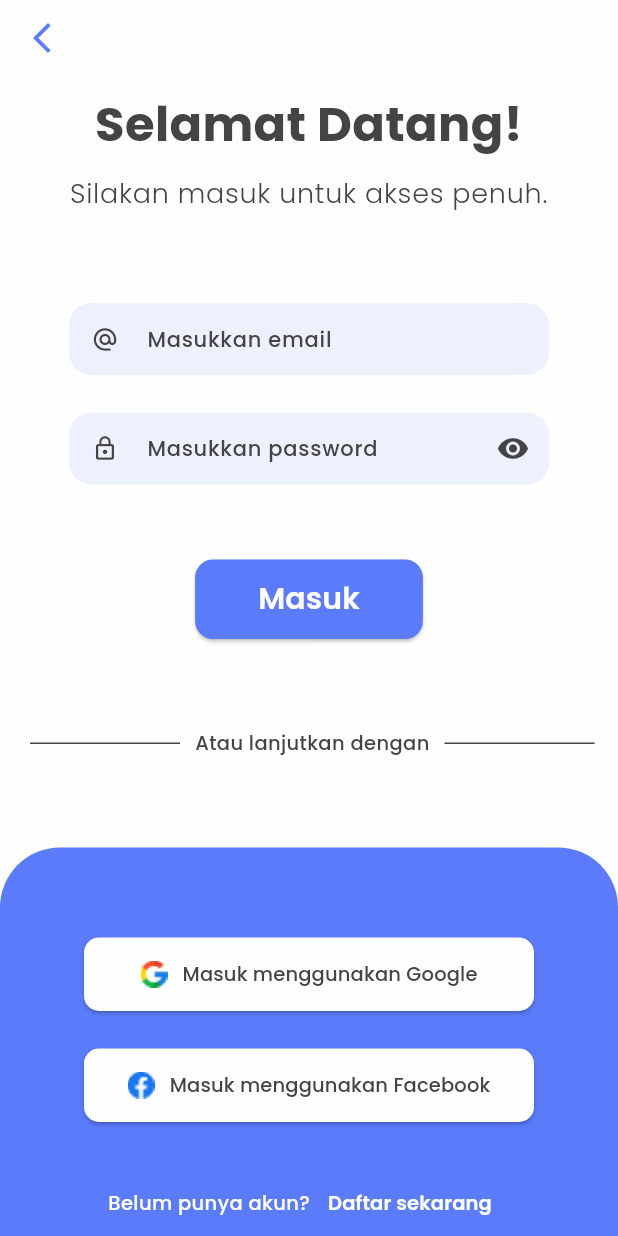
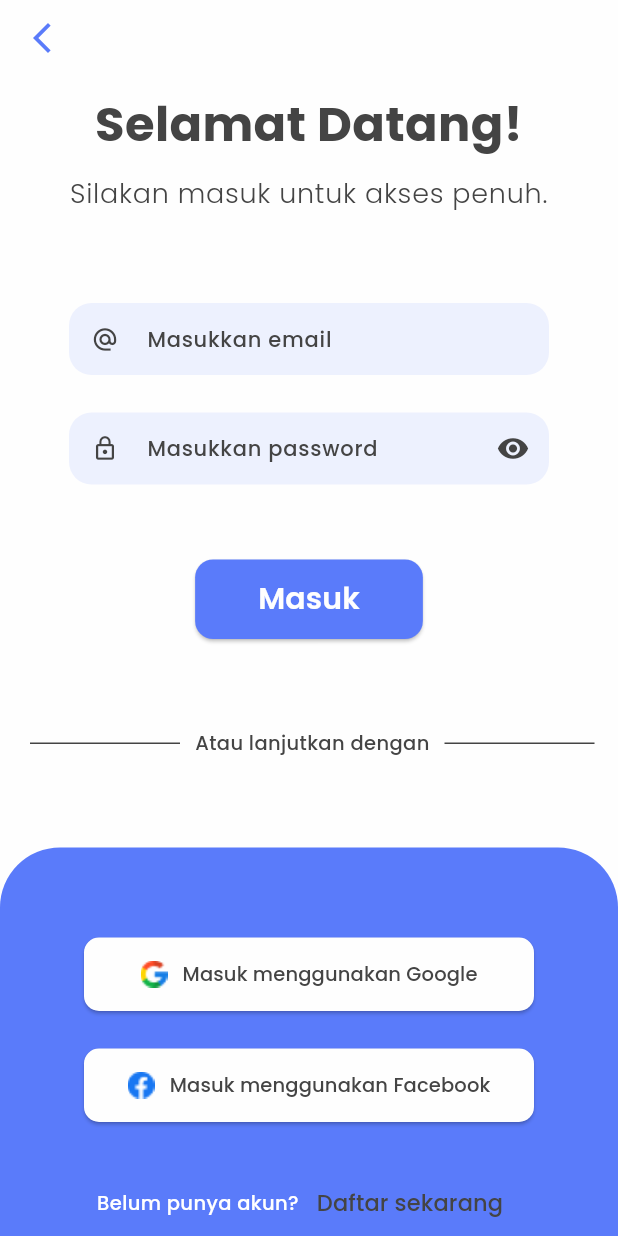
Before and after one commit to SeptianProject/Perpus-Ku-Application, a Flutter app: the screen it shows after launch, item 3 of the bottom bar chosen, after a tap on "Log Out", on a phone screen of 412 x 824 dp. Run offline on Flutter 3.47's test engine with Material 3 defaults, Android fonts, the light colour scheme and no system bars; our stand-ins replace cloud_firestore, firebase_auth, firebase_core, flutter_animate, google_fonts, google_nav_bar and 2 more; accounts and stored records are empty.

Commit message:
Update widget text

```diff
--- a/lib/views/home/home_view.dart
+++ b/lib/views/home/home_view.dart
@@ -33,49 +33,7 @@ class _HomePageState extends State<HomePage> {
               color: const Color(0xff5A7BFA),
               child: Column(
                 children: [
-                  SizedBox(
-                    height: 120,
-                    child: Padding(
-                      padding: const EdgeInsets.symmetric(horizontal: 30),
-                      child: Row(
-                        mainAxisAlignment: MainAxisAlignment.spaceBetween,
-                        children: [
-                          const Icon(CupertinoIcons.person_crop_circle_fill,
-                              color: Colors.white, size: 50),
-                          const SizedBox(width: 10),
-                          const Column(
-                            crossAxisAlignment: CrossAxisAlignment.start,
-                            mainAxisAlignment: MainAxisAlignment.center,
-                            children: [
-                              Text(
-                                'Septian Asropik',
-                                style: TextStyle(
-                                    color: Colors.white,
-                                    fontWeight: FontWeight.w600),
-                              ),
-                              Text(
-                                'Siswa',
-                                style: TextStyle(
-                                    color: Colors.white,
-                                    fontWeight: FontWeight.w600),
-                              )
-                            ],
-                          ),
-                          const Spacer(),
-                          IconButton(
-                              onPressed: () {
-                                Navigator.push(
-                                    context,
-                                    MaterialPageRoute(
-                                        builder: (context) =>
-                                            const HistoryPageScreen()));
-                              },
-                              icon: const Icon(Icons.history,
-                                  size: 30, color: Colors.white))
-                        ],
-                      ),
-                    ),
-                  ),
+                  const HomeProfile(),
                   const SizedBox(height: 40),
                   SizedBox(
                     child: Expanded(
@@ -453,3 +411,52 @@ class _HomePageState extends State<HomePage> {
                     builder: (context) => const SettingProfilePage()))));
   }
 }
+
+class HomeProfile extends StatelessWidget {
+  const HomeProfile({
+    super.key,
+  });
+
+  @override
+  Widget build(BuildContext context) {
+    return SizedBox(
+      height: 120,
+      child: Padding(
+        padding: const EdgeInsets.symmetric(horizontal: 30),
+        child: Row(
+          mainAxisAlignment: MainAxisAlignment.spaceBetween,
+          children: [
+            const Icon(CupertinoIcons.person_crop_circle_fill,
+                color: Colors.white, size: 50),
+            const SizedBox(width: 10),
+            const Column(
+              crossAxisAlignment: CrossAxisAlignment.start,
+              mainAxisAlignment: MainAxisAlignment.center,
+              children: [
+                Text(
+                  'Septian Asropik',
+                  style: TextStyle(
+                      color: Colors.white, fontWeight: FontWeight.w600),
+                ),
+                Text(
+                  'Siswa',
+                  style: TextStyle(
+                      color: Colors.white, fontWeight: FontWeight.w600),
+                )
+              ],
+            ),
+            const Spacer(),
+            IconButton(
+                onPressed: () {
+                  Navigator.push(
+                      context,
+                      MaterialPageRoute(
+                          builder: (context) => const HistoryPageScreen()));
+                },
+                icon: const Icon(Icons.history, size: 30, color: Colors.white))
+          ],
+        ),
+      ),
+    );
+  }
+}
--- a/lib/widgets/component/blue_container.dart
+++ b/lib/widgets/component/blue_container.dart
@@ -1,5 +1,5 @@
 import 'package:flutter/material.dart';
-import 'package:perpus_digital/widgets/text/text_link.dart';
+import 'package:perpus_digital/widgets/text/text_medium.dart';
 import 'package:perpus_digital/widgets/text/text_small.dart';
 
 class RBlueContainer extends StatefulWidget {
@@ -94,7 +94,7 @@ class _BlueContainerState extends State<RBlueContainer> {
               TextSmall(text: widget.text, color: Colors.white),
               TextButton(
                   onPressed: widget.onPressed,
-                  child: TextLink(text: widget.textLink)),
+                  child: TextMedium(text: widget.textLink)),
             ],
           )
         ],
--- a/lib/widgets/text/text_link.dart
+++ /dev/null
@@ -1,23 +0,0 @@
-import 'package:flutter/material.dart';
-
-class TextLink extends StatefulWidget {
-  final String? text;
-  const TextLink({super.key, required this.text});
-
-  @override
-  State<TextLink> createState() => _TextLinkState();
-}
-
-class _TextLinkState extends State<TextLink> {
-  @override
-  Widget build(BuildContext context) {
-    return Text(
-      widget.text!,
-      style: const TextStyle(
-        color: Colors.white,
-        fontSize: 13,
-        fontWeight: FontWeight.w600,
-      ),
-    );
-  }
-}
--- /dev/null
+++ b/lib/widgets/text/text_medium.dart
@@ -0,0 +1,21 @@
+import 'package:flutter/material.dart';
+
+class TextMedium extends StatelessWidget {
+  final String text;
+  const TextMedium({
+    super.key,
+    required this.text,
+  });
+
+  @override
+  Widget build(BuildContext context) {
+    return Text(
+      text,
+      style: const TextStyle(
+        color: Color(0xff444444),
+        fontSize: 15,
+      ),
+      textAlign: TextAlign.center,
+    );
+  }
+}
--- a/lib/widgets/text/text_small.dart
+++ b/lib/widgets/text/text_small.dart
@@ -1,21 +1,16 @@
 import 'package:flutter/material.dart';
 
-class TextSmall extends StatefulWidget {
+class TextSmall extends StatelessWidget {
   final String text;
   final Color? color;
   const TextSmall({super.key, required this.text, this.color});
 
   @override
-  State<TextSmall> createState() => _TextSmallState();
-}
-
-class _TextSmallState extends State<TextSmall> {
-  @override
   Widget build(BuildContext context) {
     return Text(
-      widget.text,
+      text,
       style: TextStyle(
-        color: widget.color,
+        color: color,
         fontSize: 13,
         fontWeight: FontWeight.w500,
       ),
--- a/lib/widgets/text/text_sub.dart
+++ b/lib/widgets/text/text_sub.dart
@@ -1,17 +1,12 @@
 import 'package:flutter/material.dart';
 
-class TextSub extends StatefulWidget {
+class TextSub extends StatelessWidget {
   final String text;
   const TextSub({super.key, required this.text});
 
   @override
-  State<TextSub> createState() => _TextSubState();
-}
-
-class _TextSubState extends State<TextSub> {
-  @override
   Widget build(BuildContext context) {
-    return Text(widget.text,
+    return Text(text,
         style: const TextStyle(
             color: Color(0xff444444),
             fontSize: 18,
--- a/lib/widgets/text/text_title.dart
+++ b/lib/widgets/text/text_title.dart
@@ -1,17 +1,12 @@
 import 'package:flutter/material.dart';
 
-class TextTitle extends StatefulWidget {
+class TextTitle extends StatelessWidget {
   final String text;
   const TextTitle({super.key, required this.text});
 
   @override
-  State<TextTitle> createState() => _TextTitleState();
-}
-
-class _TextTitleState extends State<TextTitle> {
-  @override
   Widget build(BuildContext context) {
-    return Text(widget.text,
+    return Text(text,
         style: const TextStyle(
             color: Color(0xff444444),
             fontSize: 32,
```
Also changed, not shown: pubspec.lock.
